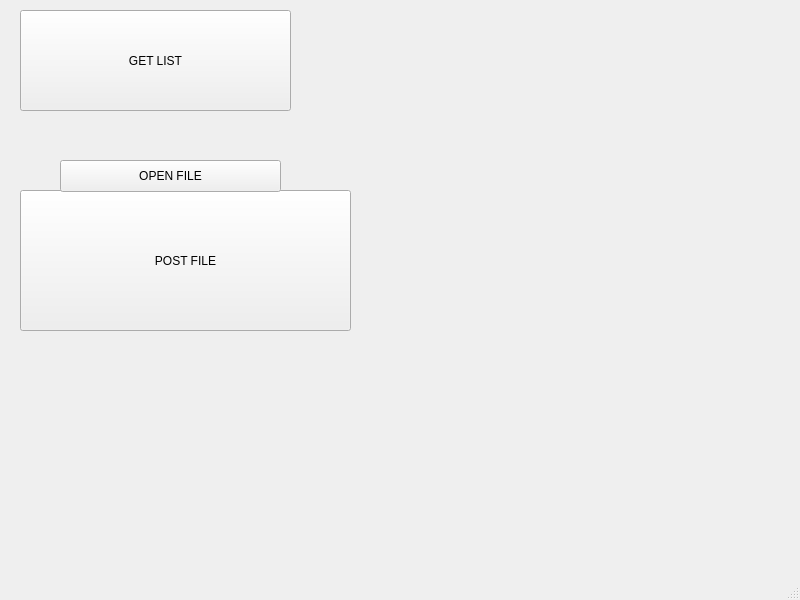
Above: mainwindow.ui from DawidNieborak/TransferviaSoundApp before the change. Below: the same form after it.
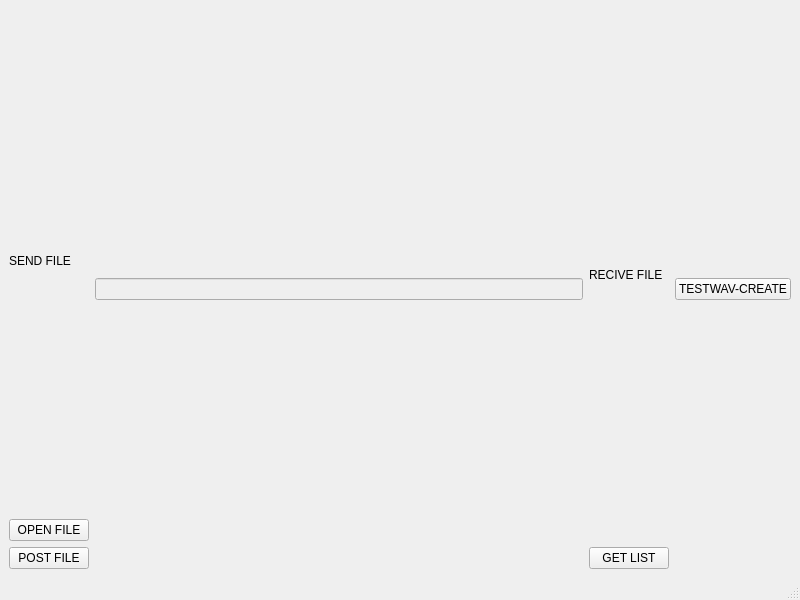
That is the form after the change.

Diff of the .ui file:
```diff
--- a/mainwindow.ui
+++ b/mainwindow.ui
@@ -14,45 +14,68 @@
    <string>MainWindow</string>
   </property>
   <widget class="QWidget" name="centralwidget">
-   <widget class="QPushButton" name="getListBtn">
-    <property name="geometry">
-     <rect>
-      <x>20</x>
-      <y>10</y>
-      <width>271</width>
-      <height>101</height>
-     </rect>
-    </property>
-    <property name="text">
-     <string>GET LIST</string>
-    </property>
-   </widget>
-   <widget class="QPushButton" name="postFileBtn">
-    <property name="geometry">
-     <rect>
-      <x>20</x>
-      <y>190</y>
-      <width>331</width>
-      <height>141</height>
-     </rect>
-    </property>
-    <property name="text">
-     <string>POST FILE</string>
-    </property>
-   </widget>
-   <widget class="QPushButton" name="openFileBtn">
-    <property name="geometry">
-     <rect>
-      <x>60</x>
-      <y>160</y>
-      <width>221</width>
-      <height>32</height>
-     </rect>
-    </property>
-    <property name="text">
-     <string>OPEN FILE</string>
-    </property>
-   </widget>
+   <layout class="QHBoxLayout" name="horizontalLayout">
+    <item>
+     <layout class="QVBoxLayout" name="verticalLayout">
+      <item>
+       <widget class="QLabel" name="label">
+        <property name="text">
+         <string>SEND FILE</string>
+        </property>
+       </widget>
+      </item>
+      <item>
+       <widget class="QPushButton" name="openFileBtn">
+        <property name="text">
+         <string>OPEN FILE</string>
+        </property>
+       </widget>
+      </item>
+      <item>
+       <widget class="QPushButton" name="postFileBtn">
+        <property name="text">
+         <string>POST FILE</string>
+        </property>
+       </widget>
+      </item>
+     </layout>
+    </item>
+    <item>
+     <widget class="QLineEdit" name="lineEdit">
+      <property name="enabled">
+       <bool>false</bool>
+      </property>
+     </widget>
+    </item>
+    <item>
+     <layout class="QVBoxLayout" name="verticalLayout_2">
+      <item>
+       <widget class="QLabel" name="label_2">
+        <property name="autoFillBackground">
+         <bool>false</bool>
+        </property>
+        <property name="text">
+         <string>RECIVE FILE</string>
+        </property>
+       </widget>
+      </item>
+      <item>
+       <widget class="QPushButton" name="getListBtn">
+        <property name="text">
+         <string>GET LIST</string>
+        </property>
+       </widget>
+      </item>
+     </layout>
+    </item>
+    <item>
+     <widget class="QPushButton" name="testWAV">
+      <property name="text">
+       <string>TESTWAV-CREATE</string>
+      </property>
+     </widget>
+    </item>
+   </layout>
   </widget>
   <widget class="QMenuBar" name="menubar">
    <property name="geometry">
```
